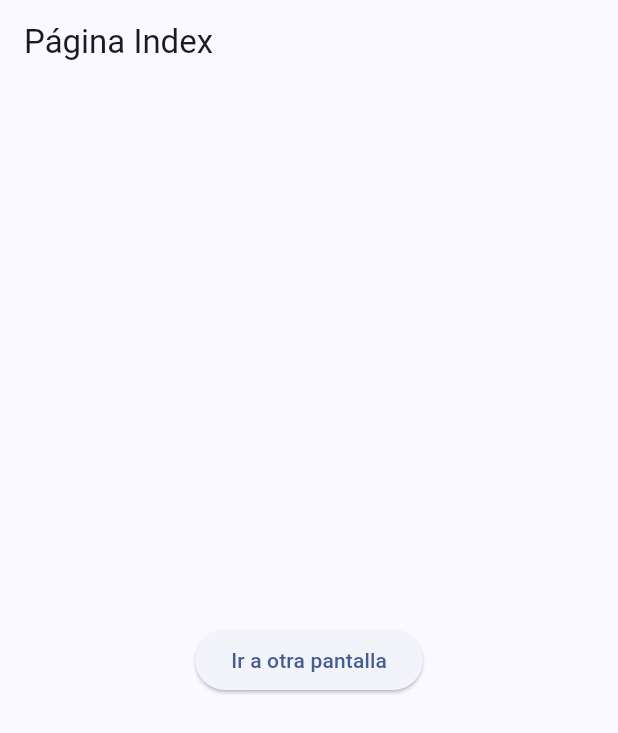
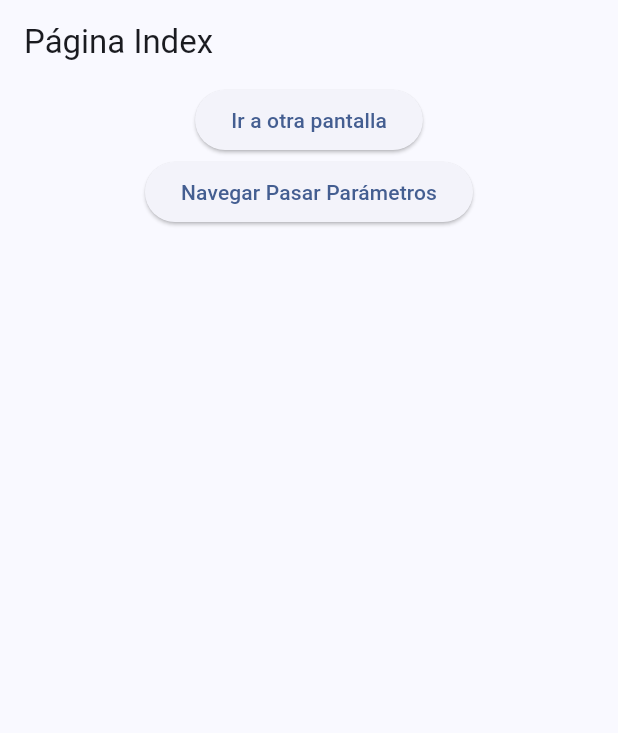
Before and after one commit to KevinJairChuquitarco/cunsumo-api-flutter, a Flutter app: the screen it shows after launch, on a phone screen of 412 x 824 dp. Shown: the top 733 px of the screen. Run offline on Flutter 3.47's test engine with Material 3 defaults, Android fonts, the phone set to English and light mode, and no system bars.

Commit message:
Navegación con parámetros

```diff
--- a/lib/src/pages/index_page.dart
+++ b/lib/src/pages/index_page.dart
@@ -1,5 +1,6 @@
 import 'package:flutter/material.dart';
 import 'package:programacion_apps_2/src/pages/home_page.dart';
+import 'package:programacion_apps_2/src/pages/produc_page.dart';
 
 class IndexPage extends StatelessWidget {
   const IndexPage({super.key});
@@ -11,13 +12,24 @@ class IndexPage extends StatelessWidget {
         title: const Text("Página Index"),
       ),
       body: Center(
-        child: ElevatedButton(
+        child: Column(
+          children: [
+            ElevatedButton(
             onPressed: () {
               Navigator.push(context,
                   MaterialPageRoute(builder: (context) => const HomePage()));
             },
-            child: const Text("Ir a otra pantalla")),
+            child: const Text("Ir a otra pantalla")
+            ),
+            ElevatedButton(onPressed: (){
+              Navigator.push(context,
+              MaterialPageRoute(builder: (context)=> const ProductPage(nombre: "Kevin",))
+              );
+            }, child: const Text("Navegar Pasar Parámetros"))
+          ],
+        ),
       ),
+
     );
   }
 }
```
Also changed, not shown: lib/src/pages/produc_page.dart (added, +25 -0 lines).
